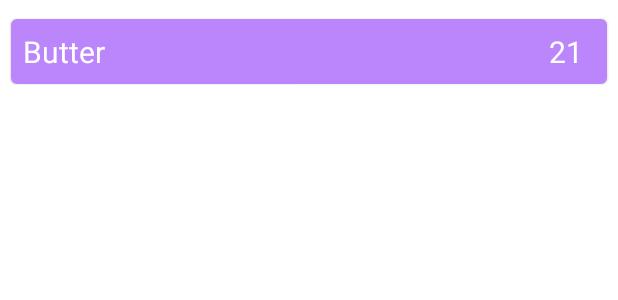
After one commit to RomanPopovichenko/ShoopList, an Android app: the layout shop_item_enabled.xml on its own in the app's theme, with its tools: preview values and no code run, on a phone screen of 412 x 824 dp. The commit adds this screen. Shown: the top 300 px of the screen. Run offline under Robolectric (Android 15) with nearby library versions, the phone set to English and light mode, and no system bars.

Commit message:
was added layouts

```diff
--- /dev/null
+++ b/app/src/main/res/layout/shop_item_enabled.xml
@@ -0,0 +1,40 @@
+<?xml version="1.0" encoding="utf-8"?>
+<androidx.cardview.widget.CardView xmlns:android="http://schemas.android.com/apk/res/android"
+    xmlns:app="http://schemas.android.com/apk/res-auto"
+    android:layout_width="match_parent"
+    android:layout_height="wrap_content"
+    android:layout_marginStart="4dp"
+    android:layout_marginTop="8dp"
+    android:layout_marginEnd="4dp"
+    android:layout_marginBottom="8dp"
+    app:cardCornerRadius="4dp"
+    app:cardElevation="1dp"
+    app:cardUseCompatPadding="true">
+
+    <LinearLayout
+        android:layout_width="match_parent"
+        android:layout_height="match_parent"
+        android:background="@color/purple_200">
+
+        <TextView
+            android:id="@+id/tvName"
+            android:layout_width="wrap_content"
+            android:layout_height="wrap_content"
+            android:layout_margin="8dp"
+            android:text="Butter"
+            android:textColor="@color/white"
+            android:textSize="20dp" />
+
+        <TextView
+            android:id="@+id/tvCount"
+            android:layout_width="wrap_content"
+            android:layout_height="wrap_content"
+            android:layout_margin="8dp"
+            android:paddingLeft="280dp"
+            android:textColor="@color/white"
+            android:textSize="20dp"
+            android:text="21"/>
+
+    </LinearLayout>
+
+</androidx.cardview.widget.CardView>
--- a/app/src/main/res/values/strings.xml
+++ b/app/src/main/res/values/strings.xml
@@ -1,3 +1,4 @@
 <resources>
     <string name="app_name">ShopList</string>
+    <string name="add_shop_item">Add shop item</string>
 </resources>
```
Also changed, not shown: app/src/main/res/layout/activity_main.xml (+18 -7 lines), app/src/main/res/layout/shop_item_disabled.xml (added, +40 -0 lines).
